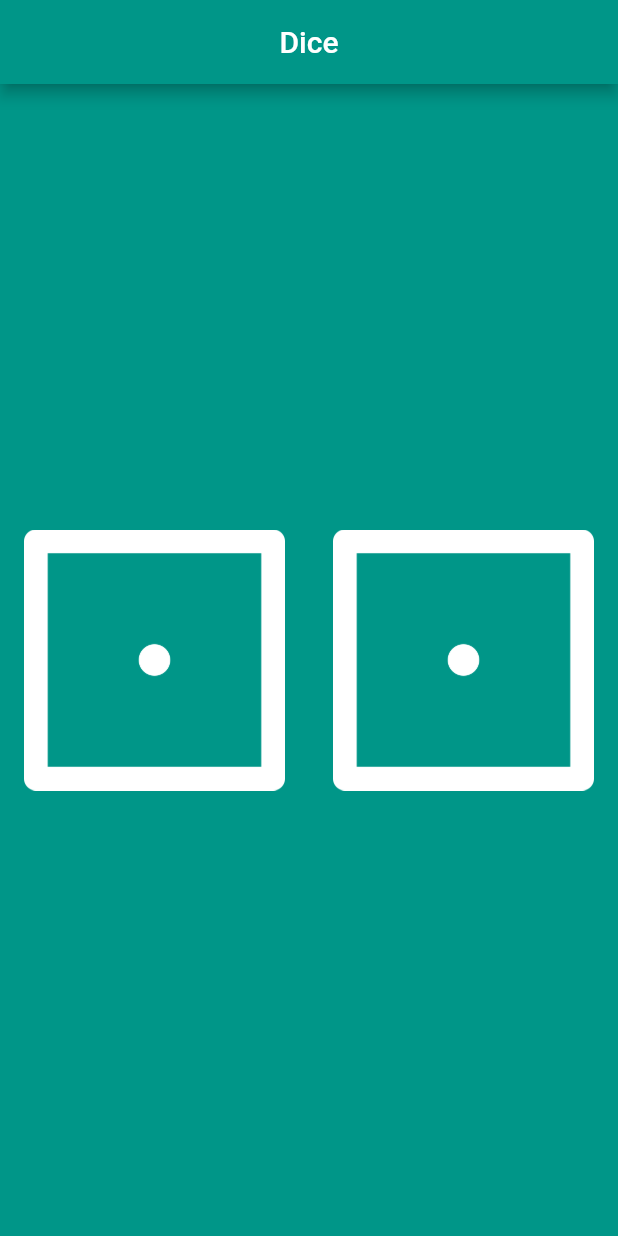
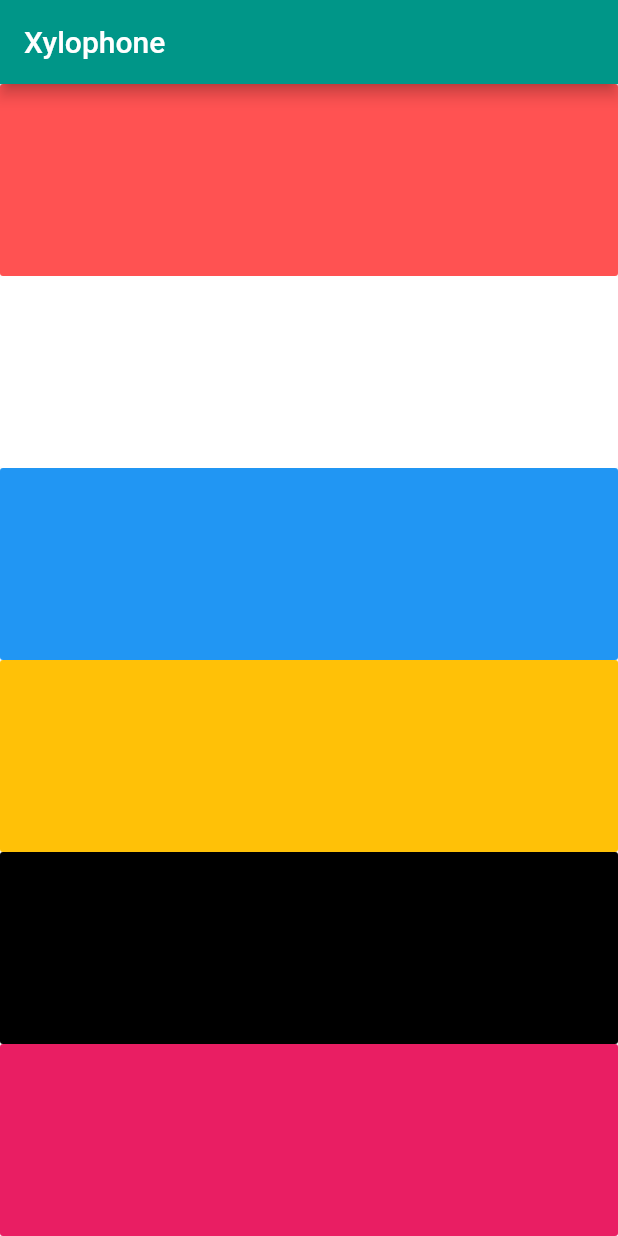
Before and after one commit to thidaswezin1/udemy_course_flutter, a Flutter app: the screen it shows after launch, on a phone screen of 412 x 824 dp. Run offline on Flutter 3.47's test engine with Material 2 defaults, Android fonts, the phone set to English and light mode, and no system bars; our stand-ins replace audioplayers.

Commit message:
add xylophone page

```diff
--- a/lib/main.dart
+++ b/lib/main.dart
@@ -1,5 +1,6 @@
 import 'package:flutter/material.dart';
 import 'package:udemyflutter/dice/dice_screen.dart';
+import 'package:udemyflutter/xylophone/xylophone.dart';
 
 void main() {
   runApp(MyApp());
@@ -14,7 +15,7 @@
         primarySwatch: Colors.teal,
         visualDensity: VisualDensity.adaptivePlatformDensity,
       ),
-      home: DiceScreen()
+      home: Xylophone()
     );
   }
 }
--- /dev/null
+++ b/lib/xylophone/xylophone.dart
@@ -0,0 +1,76 @@
+import 'package:audioplayers/audio_cache.dart';
+import 'package:flutter/material.dart';
+class Xylophone extends StatefulWidget {
+  @override
+  _XylophoneState createState() => _XylophoneState();
+}
+
+class _XylophoneState extends State<Xylophone> {
+  void playSound(int soundNumber){
+    final player = AudioCache();
+    player.play('note$soundNumber.wav');
+  }
+  @override
+  Widget build(BuildContext context) {
+    return Scaffold(
+      appBar: AppBar(
+        title: Text('Xylophone'),
+      ),
+      body: SafeArea(
+        child: Column(
+          crossAxisAlignment: CrossAxisAlignment.stretch,
+          children: <Widget>[
+            Expanded(
+              child: FlatButton(
+                color: Colors.redAccent,
+                onPressed: (){
+                  playSound(1);
+                },
+              ),
+            ),
+            Expanded(
+              child: FlatButton(
+                color: Colors.white,
+                onPressed: (){
+                  playSound(2);
+                },
+              ),
+            ),
+            Expanded(
+              child: FlatButton(
+                color: Colors.blue,
+                onPressed: (){
+                  playSound(3);
+                },
+              ),
+            ),
+            Expanded(
+              child: FlatButton(
+                color: Colors.amber,
+                onPressed: (){
+                  playSound(4);
+                },
+              ),
+            ),
+            Expanded(
+              child: FlatButton(
+                color: Colors.black,
+                onPressed: (){
+                  playSound(5);
+                },
+              ),
+            ),
+            Expanded(
+              child: FlatButton(
+                color: Colors.pink,
+                onPressed: (){
+                  playSound(6);
+                },
+              ),
+            ),
+          ],
+        ),
+      ),
+    );
+  }
+}
--- a/pubspec.yaml
+++ b/pubspec.yaml
@@ -26,6 +26,7 @@
   flutter:
     sdk: flutter
   cupertino_icons: ^0.1.3
+  audioplayers: ^0.15.1
 
 dev_dependencies:
   flutter_test:
@@ -34,7 +35,7 @@
 flutter:
   uses-material-design: true
   assets:
-    - assets/images/
+    - assets/
 
 
   # An image asset can refer to one or more resolution-specific "variants", see
```
Also changed, not shown: lib/screen/home_screen.dart (added), pubspec.lock, 7 other files.
